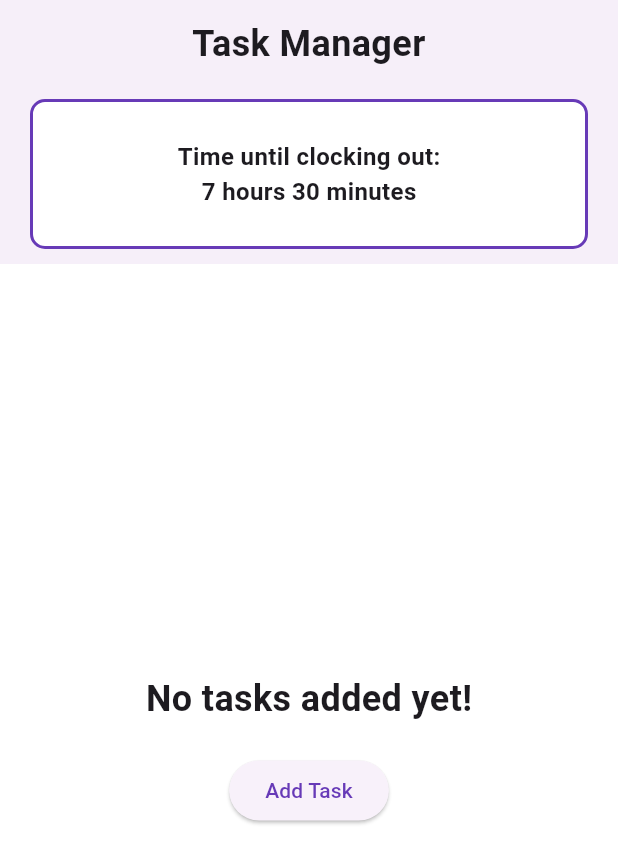
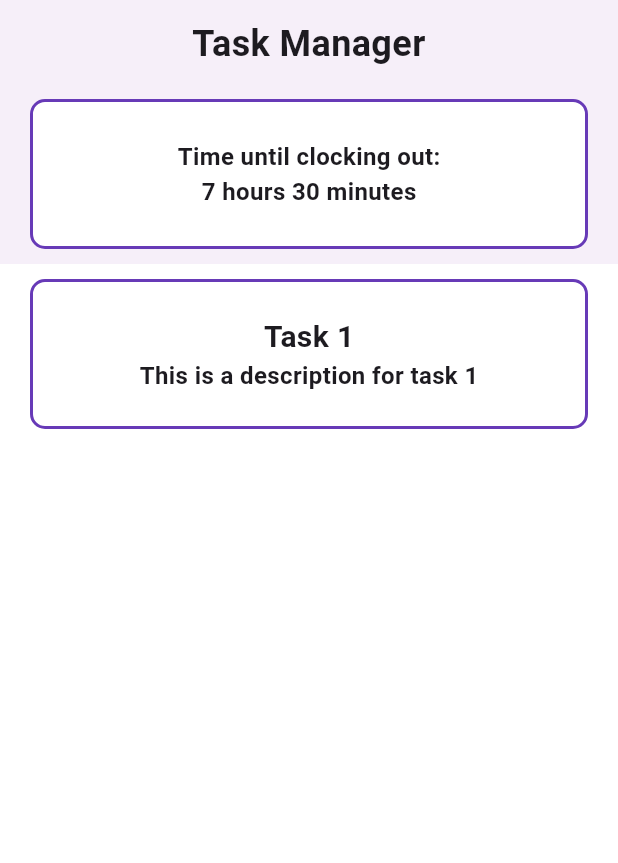
Before and after one commit to maxstain/desktop-manager, a Flutter app: the TaskManagerPage screen opened directly, on a phone screen of 412 x 824 dp. Shown: the top 863 px of the screen. Run offline on Flutter 3.47's test engine with Material 2 defaults, Android fonts, the phone set to English and light mode, and no system bars; our stand-ins replace lottie.

Commit message:
[REFACTOR]: Working on the tasks

```diff
--- a/lib/Shared/Data.dart
+++ b/lib/Shared/Data.dart
@@ -11,7 +11,37 @@ class SharedData {
   int seconds = 0;
   double offset = 30;
 
-  List<Task> tasks = [];
+  List<Task> tasks = [
+    Task(
+      'Task 1',
+      'This is a description for task 1',
+      DateTime.now(),
+      DateTime.now(),
+      false,
+    ),
+    Task(
+      'Task 2',
+      'This is a description for task 2',
+      DateTime.now(),
+      DateTime.now(),
+      true,
+    ),
+  ];
+
+  List<BottomNavigationBarItem> items = const [
+    BottomNavigationBarItem(
+      icon: Icon(Icons.home),
+      label: 'Home',
+    ),
+    BottomNavigationBarItem(
+      icon: Icon(Icons.lock_clock_rounded),
+      label: 'Task Manager',
+    ),
+    BottomNavigationBarItem(
+      icon: Icon(Icons.calendar_month_rounded),
+      label: 'Total Days Remaining',
+    ),
+  ];
 
   SharedData() {
     if (DateTime.now().weekday == DateTime.saturday ||
@@ -42,21 +72,6 @@ class SharedData {
       isFree = false;
     }
   }
-
-  List<BottomNavigationBarItem> items = const [
-    BottomNavigationBarItem(
-      icon: Icon(Icons.home),
-      label: 'Home',
-    ),
-    BottomNavigationBarItem(
-      icon: Icon(Icons.lock_clock_rounded),
-      label: 'Task Manager',
-    ),
-    BottomNavigationBarItem(
-      icon: Icon(Icons.calendar_month_rounded),
-      label: 'Total Days Remaining',
-    ),
-  ];
 
   void checker() {
     if (DateTime.now().weekday == DateTime.saturday ||
--- a/lib/Views/TaskManagerPage.dart
+++ b/lib/Views/TaskManagerPage.dart
@@ -164,7 +164,8 @@ class _TaskManagerPageState extends State<TaskManagerPage> {
             : ListView.builder(
                 itemCount: SharedData().tasks.length,
                 itemBuilder: (context, index) {
-                  return Container(
+                  return SharedData().tasks[index].isComplete == false
+                      ? Container(
                           decoration: BoxDecoration(
                             borderRadius: BorderRadius.circular(10),
                             color: SharedData().isFree == false
@@ -201,7 +202,8 @@ class _TaskManagerPageState extends State<TaskManagerPage> {
                               ),
                             ],
                           ),
-                  );
+                        )
+                      : Container();
                 },
               ));
   }
```
Lines whose indentation alone changed are shown as unchanged.
